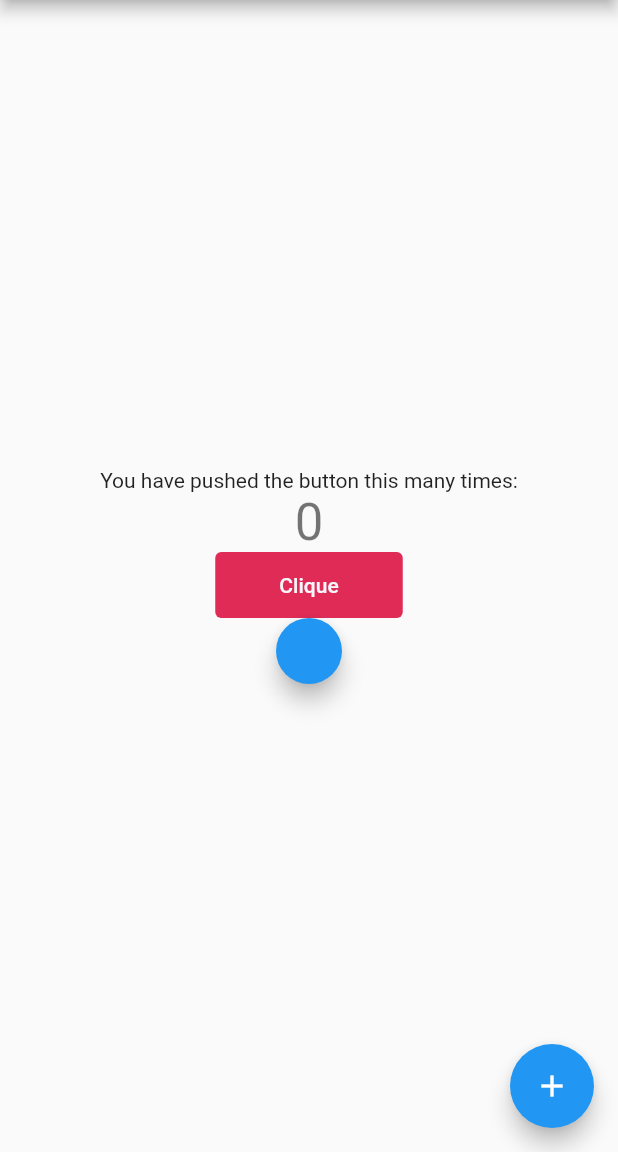
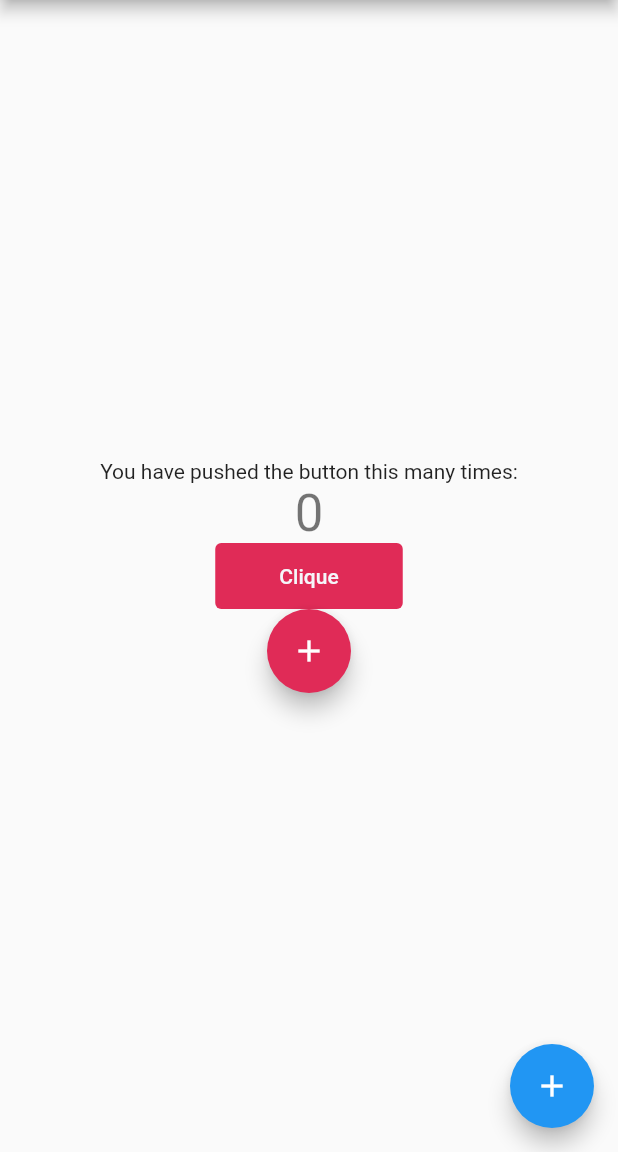
Before and after one commit to CamileBarros/camile-barros-test-widget, a Flutter app: the screen it shows after launch, on a phone screen of 412 x 824 dp, the part 84-1236 px from its top. Run offline on Flutter 3.47's test engine with Material 2 defaults, Android fonts, the phone set to English and light mode, and no system bars.

Commit message:
fix: bug due update

```diff
--- a/lib/component/HelperText.dart
+++ b/lib/component/HelperText.dart
@@ -19,13 +19,11 @@ class HelperText extends StatelessWidget {
             child: const Text('Clique'),
           ),
         ),
-        const SizedBox(
-          height: 44,
-          width: 125,
-          child: FloatingActionButton(
-            onPressed: null,
-          ),
-        )
+        const FloatingActionButton(
+          onPressed: null,
+          backgroundColor: Color(0xFFE02B57),
+          child: Icon(Icons.add),
+        ),
       ],
     );
   }
--- a/lib/main.dart
+++ b/lib/main.dart
@@ -1,4 +1,3 @@
-import 'package:design/design.dart';
 import 'package:flutter/material.dart';
 
 void main() {
@@ -54,7 +53,6 @@ class _MyHomePageState extends State<MyHomePage> {
               '$_counter',
               style: Theme.of(context).textTheme.headline4,
             ),
-            const HelperText(text: 'Teste')
           ],
         ),
       ),
--- a/sample/lib/main.dart
+++ b/sample/lib/main.dart
@@ -1,4 +1,4 @@
-import 'package:design/design.dart';
+import 'package:design/component/HelperText.dart';
 import 'package:flutter/material.dart';
 
 void main() {
@@ -55,7 +55,7 @@ class _MyHomePageState extends State<MyHomePage> {
               style: Theme.of(context).textTheme.headline4,
             ),
             const HelperText(
-              text: 'carlos',
+              text: 'Clique',
             ),
           ],
         ),
```
Also changed, not shown: 11 other files.
